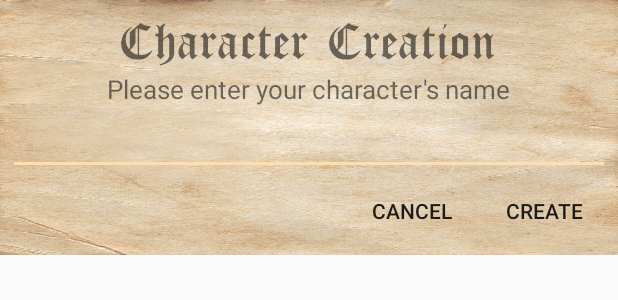
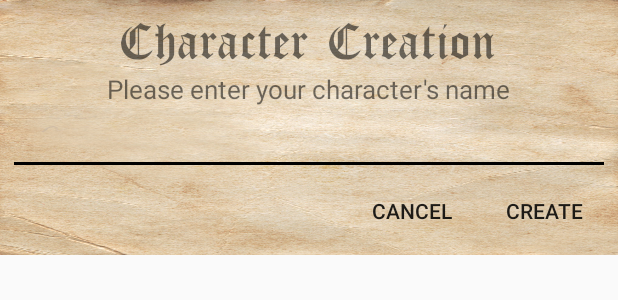
Before and after one commit to Carifio24/SpellbookApp, an Android app: the layout character_creation.xml on its own in the app's theme, with its tools: preview values and no code run, on a phone screen of 412 x 824 dp. Shown: the top 300 px of the screen. Run offline under Robolectric (Android 15) with nearby library versions, the light colour scheme and no system bars.

Commit message:
Added a Toast message when a character is created. Adjusting some color attributes.

```diff
--- a/app/src/main/java/dnd/jon/spellbook/CreateCharacterDialog.java
+++ b/app/src/main/java/dnd/jon/spellbook/CreateCharacterDialog.java
@@ -13,6 +13,7 @@ import android.view.View;
 import android.widget.EditText;
 import android.widget.TableLayout;
 import android.widget.TextView;
+import android.widget.Toast;
 
 import java.io.File;
 import java.util.ArrayList;
@@ -87,6 +88,9 @@ public class CreateCharacterDialog extends DialogFragment {
             File profileLocation = new File(main.getProfilesDir(), charFile);
             cp.save(profileLocation);
 
+            // Display a Toast message
+            Toast.makeText(main, "Character created: " + name, Toast.LENGTH_SHORT).show();
+
             //Set it as the current profile if there are no others
             if (nChars == 0) {
                 main.setCharacterProfile(cp);
--- a/app/src/main/java/dnd/jon/spellbook/MainActivity.java
+++ b/app/src/main/java/dnd/jon/spellbook/MainActivity.java
@@ -242,7 +242,7 @@ public class MainActivity extends AppCompatActivity {
         });
 
         // Configure the refreshing colors
-        swipeLayout.setColorSchemeResources(R.color.colorPrimaryDark, R.color.colorPrimary);
+        swipeLayout.setColorSchemeResources(R.color.darkBrown, R.color.lightBrown, R.color.black);
 
         // Sort and filter
         sort();
--- a/app/src/main/res/layout/character_creation.xml
+++ b/app/src/main/res/layout/character_creation.xml
@@ -56,6 +56,7 @@
             android:layout_height="wrap_content"
             android:id="@+id/creation_edittext"
             android:layout_below="@id/creation_message"
+            android:backgroundTint="@android:color/black"
             />
 
         <Button
--- a/app/src/main/res/values/colors.xml
+++ b/app/src/main/res/values/colors.xml
@@ -1,9 +1,9 @@
 <?xml version="1.0" encoding="utf-8"?>
 <resources>
 
-    <color name="colorPrimary">#331100</color>
-    <color name="colorPrimaryDark">#000000</color>
-    <color name="colorAccent">#FFDEAD</color>
+    <color name="darkBrown">#331100</color>
+    <color name="black">#000000</color>
+    <color name="lightBrown">#FFDEAD</color>
 
     <!-- Original default colors
     <color name="colorPrimary">#3F51B5</color>
--- a/app/src/main/res/values/styles.xml
+++ b/app/src/main/res/values/styles.xml
@@ -3,9 +3,10 @@
     <!-- Base application theme. -->
     <style name="AppTheme" parent="Theme.AppCompat.Light.NoActionBar">
         <!-- Customize your theme here. -->
-        <item name="colorPrimary">@color/colorPrimary</item>
-        <item name="colorPrimaryDark">@color/colorPrimaryDark</item>
-        <item name="colorAccent">@color/colorAccent</item>
+        <item name="colorPrimary">@color/darkBrown</item>
+        <item name="colorPrimaryDark">@color/darkBrown</item>
+        <item name="colorAccent">@color/black</item>
+        <item name="colorControlNormal">@color/black</item>
     </style>
 
     <!-- Custom spinner theme
```
